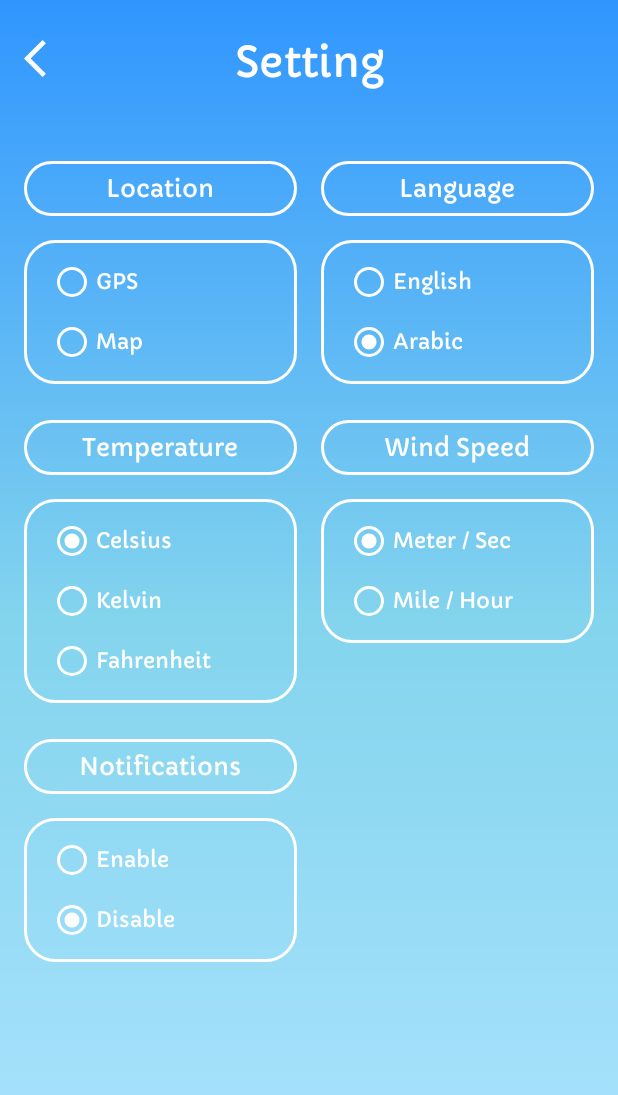
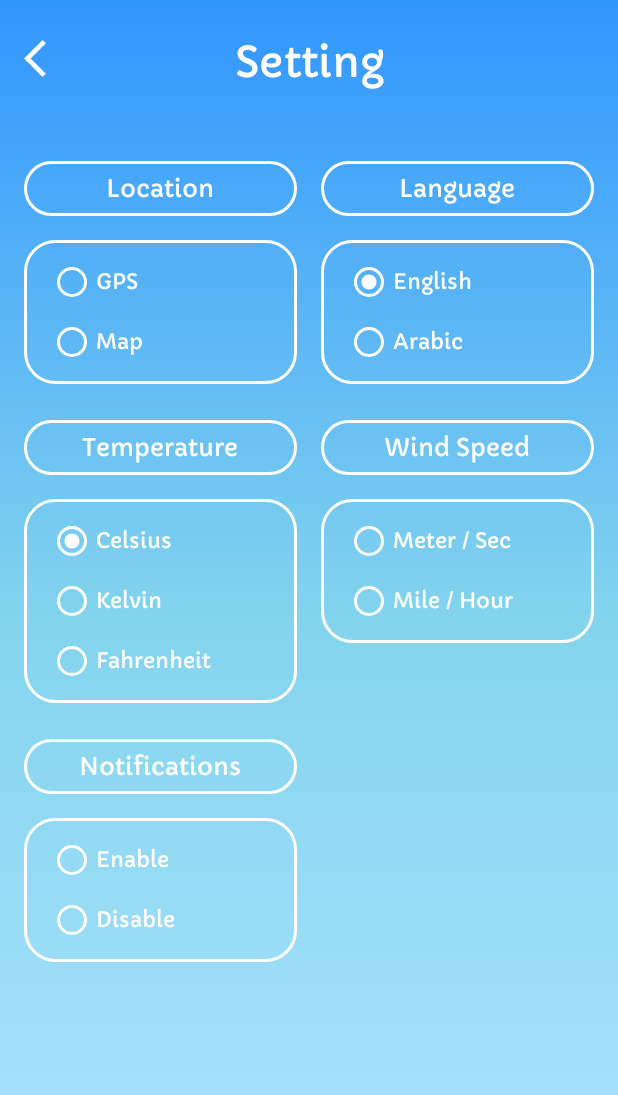
Before and after one commit to nada-99/Weather_App, an Android app: the AlertsFragment screen opened through its navigation route, in the side drawer, after a tap on "Setting", on a phone screen of 412 x 824 dp. Shown: the top 1095 px of the screen. Run offline under Robolectric (Android 15) with nearby library versions, the phone set to English and light mode, and no system bars; our stand-ins replace navigation-ui; network calls fail; Roboto replaces fonts that are not available here; 1 statement that could not run was skipped.

Commit message:
change language and units using setting options

```diff
--- a/app/src/main/java/com/example/weatherapp/model/Repository.kt
+++ b/app/src/main/java/com/example/weatherapp/model/Repository.kt
@@ -23,8 +23,8 @@ class Repository private constructor(
 
     override suspend fun getWeatherResponseFromApi(latitude: Double, longitude: Double): Flow<WeatherResponse> {
         val sharedPreference = context.getSharedPreferences(Constants.SP_Key, Context.MODE_PRIVATE)
-        val lang =  sharedPreference.getString(Constants.language,"")!!
-        val units =  sharedPreference.getString(Constants.unit,"")!!
+        var lang = sharedPreference.getString(Constants.language, Constants.Language_Enum.en.toString())!!
+        var units = sharedPreference.getString(Constants.unit,Constants.Units_Enum.metric.toString())!!
         return flowOf(remoteSource.getWeatherFromApi(latitude, longitude, lang, units))
     }
 
--- a/app/src/main/java/com/example/weatherapp/ui/MainActivity.kt
+++ b/app/src/main/java/com/example/weatherapp/ui/MainActivity.kt
@@ -42,11 +42,6 @@ class MainActivity : AppCompatActivity() {
         navController = findNavController(this, R.id.nav_host_fragment)
         setupWithNavController(navigationView, navController)
 
-        val sharedPreference = applicationContext.getSharedPreferences(Constants.SP_Key, Context.MODE_PRIVATE)
-        val lang =  sharedPreference.getString(Constants.language,"")!!
-        val units =  sharedPreference.getString(Constants.unit,"")!!
-        //Log.i("sharedPreference", "$lang + $units")
-        println("$lang + $units")
     }
 
     override fun onOptionsItemSelected(item: MenuItem): Boolean {
--- a/app/src/main/java/com/example/weatherapp/ui/alerts/AlertsFragment.kt
+++ b/app/src/main/java/com/example/weatherapp/ui/alerts/AlertsFragment.kt
@@ -6,9 +6,13 @@ import android.view.View
 import android.view.ViewGroup
 import androidx.appcompat.app.AppCompatActivity
 import androidx.fragment.app.Fragment
+import androidx.navigation.Navigation
 import com.example.weatherapp.R
+import com.example.weatherapp.databinding.FragmentAlertsBinding
 
 class AlertsFragment : Fragment() {
+
+    lateinit var binding: FragmentAlertsBinding
     override fun onCreate(savedInstanceState: Bundle?) {
         super.onCreate(savedInstanceState)
     }
@@ -26,7 +30,16 @@ class AlertsFragment : Fragment() {
         savedInstanceState: Bundle?
     ): View? {
         // Inflate the layout for this fragment
-        return inflater.inflate(R.layout.fragment_alerts, container, false)
+        binding = FragmentAlertsBinding.inflate(inflater, container, false)
+        return binding.root
+    }
+
+    override fun onViewCreated(view: View, savedInstanceState: Bundle?) {
+        super.onViewCreated(view, savedInstanceState)
+
+        binding.backAlerts.setOnClickListener {
+            Navigation.findNavController(view).navigate(R.id.action_alertsFragment_to_homeFragment)
+        }
     }
 
 }
--- a/app/src/main/java/com/example/weatherapp/ui/home/view/HomeFragment.kt
+++ b/app/src/main/java/com/example/weatherapp/ui/home/view/HomeFragment.kt
@@ -21,6 +21,7 @@ import com.example.weatherapp.network.APIState
 import com.example.weatherapp.network.WeatherClient
 import com.example.weatherapp.ui.home.viewmodel.HomeViewModel
 import com.example.weatherapp.ui.home.viewmodel.HomeViewModelFactory
+import kotlinx.coroutines.flow.collectLatest
 import kotlinx.coroutines.launch
 
 class HomeFragment : Fragment() {
@@ -65,20 +66,23 @@ class HomeFragment : Fragment() {
         )
         viewModel = ViewModelProvider(this, myFactory).get(HomeViewModel::class.java)
 
+        viewModel.getWeatherData()
+
         lifecycleScope.launch {
-            viewModel.weatherData.collect { result ->
+            viewModel.weatherData.collectLatest { result ->
                 when (result) {
                     is APIState.Loading -> {
                         Log.i("LOADING", "LOADING: ")
 //                        binding.recyclerView.visibility=View.GONE
-//                        binding.progressBar.visibility=View.VISIBLE
-
+                        binding.progressBar.visibility = View.VISIBLE
                     }
                     is APIState.Success -> {
+                        binding.progressBar.visibility = View.GONE
                         fitWeatherDataToUi(result.data)
 //                        Log.i("DATAAAA", "$weatherData")
                     }
                     else -> {
+                        binding.progressBar.visibility = View.GONE
                         Log.i("ERRRRORR", "ERRRRORR: ")
                     }
                 }
--- a/app/src/main/java/com/example/weatherapp/ui/setting/SettingFragment.kt
+++ b/app/src/main/java/com/example/weatherapp/ui/setting/SettingFragment.kt
@@ -1,17 +1,18 @@
 package com.example.weatherapp.ui.setting
 
+import android.content.Context
+import android.content.SharedPreferences
 import android.os.Bundle
-import androidx.fragment.app.Fragment
 import android.view.LayoutInflater
 import android.view.View
 import android.view.ViewGroup
+import android.widget.RadioButton
 import androidx.appcompat.app.AppCompatActivity
+import androidx.fragment.app.Fragment
+import androidx.navigation.Navigation.findNavController
 import com.example.weatherapp.Constants
 import com.example.weatherapp.R
 import com.example.weatherapp.databinding.FragmentSettingBinding
-import android.content.Context
-import android.content.SharedPreferences
-import android.widget.RadioButton
 
 class SettingFragment : Fragment() {
 
@@ -50,6 +51,12 @@ class SettingFragment : Fragment() {
 
     override fun onViewCreated(view: View, savedInstanceState: Bundle?) {
         super.onViewCreated(view, savedInstanceState)
+
+        checkRadioButton()
+
+        binding.backSetting.setOnClickListener {
+            findNavController(view).navigate(R.id.action_settingFragment_to_homeFragment)
+        }
 
         binding.languageRadioGroup.setOnCheckedChangeListener { group, checkedId ->
             langRadioButton = view.findViewById<View>(checkedId) as RadioButton
@@ -91,5 +98,28 @@ class SettingFragment : Fragment() {
         }
     }
 
+    fun checkRadioButton() {
+        val sharedPreference =
+            requireActivity().getSharedPreferences(Constants.SP_Key, Context.MODE_PRIVATE)
+        var lang = sharedPreference.getString(Constants.language, Constants.Language_Enum.en.toString())
+        var units = sharedPreference.getString(Constants.unit,Constants.Units_Enum.metric.toString())
+        if (lang == Constants.Language_Enum.en.toString()) {
+            binding.languageRadioGroup.check(binding.engSubRadioButton.id)
+        }
+        if (lang == Constants.Language_Enum.ar.toString()) {
+            binding.languageRadioGroup.check(binding.arSubRadioButton.id)
+        }
+        if (units == Constants.Units_Enum.metric.toString()) {
+            binding.temperatureRadioGroup.check(binding.celsiusRadioButton.id)
+        }
+        if (units == Constants.Units_Enum.imperial.toString()) {
+            binding.temperatureRadioGroup.check(binding.fahrenheitRadioButton.id)
+        }
+        if (units == Constants.Units_Enum.standard.toString()) {
+            binding.temperatureRadioGroup.check(binding.kelvinRadioButton.id)
+        }
+
+    }
+
 
 }
--- a/app/src/main/java/com/example/weatherapp/ui/splash/SplashActivity.kt
+++ b/app/src/main/java/com/example/weatherapp/ui/splash/SplashActivity.kt
@@ -27,7 +27,7 @@ class SplashActivity : AppCompatActivity() {
         if (isFirstTime) {
             val editor = sharedPreferences.edit()
             editor.putBoolean(Constants.firstTime, false)
-            editor.putString(Constants.language, Constants.Language_Enum.ar.toString())
+            editor.putString(Constants.language, Constants.Language_Enum.en.toString())
             editor.putString(Constants.unit, Constants.Units_Enum.metric.toString())
             editor.putString(Constants.windSpeed, Constants.WindSpeed_Enum.meter.toString())
             editor.commit()
--- a/app/src/main/res/layout/fragment_setting.xml
+++ b/app/src/main/res/layout/fragment_setting.xml
@@ -189,8 +189,7 @@
             android:buttonTint="@color/white"
             android:fontFamily="@font/capriola"
             android:text="@string/arabic"
-            android:textColor="@color/white"
-            android:checked="true"/>
+            android:textColor="@color/white" />
 
     </RadioGroup>
 
@@ -215,8 +214,7 @@
             android:buttonTint="@color/white"
             android:fontFamily="@font/capriola"
             android:text="@string/celsius"
-            android:textColor="@color/white"
-            android:checked="true"/>
+            android:textColor="@color/white"/>
 
         <RadioButton
             android:id="@+id/kelvin_radio_button"
@@ -261,8 +259,7 @@
             android:buttonTint="@color/white"
             android:fontFamily="@font/capriola"
             android:text="@string/meter_sec"
-            android:textColor="@color/white"
-            android:checked="true"/>
+            android:textColor="@color/white"/>
 
         <RadioButton
             android:id="@+id/mile_radio_button"
@@ -308,8 +305,7 @@
             android:buttonTint="@color/white"
             android:fontFamily="@font/capriola"
             android:text="@string/disable"
-            android:textColor="@color/white"
-            android:checked="true"/>
+            android:textColor="@color/white"/>
     </RadioGroup>
 
 </androidx.constraintlayout.widget.ConstraintLayout>
--- a/app/src/main/res/navigation/nav_drawer.xml
+++ b/app/src/main/res/navigation/nav_drawer.xml
@@ -12,14 +12,26 @@
     <fragment
         android:id="@+id/settingFragment"
         android:name="com.example.weatherapp.ui.setting.SettingFragment"
-        android:label="SettingFragment" />
+        android:label="SettingFragment" >
+        <action
+            android:id="@+id/action_settingFragment_to_homeFragment"
+            app:destination="@id/homeFragment" />
+    </fragment>
     <fragment
         android:id="@+id/favoriteFragment"
         android:name="com.example.weatherapp.ui.favorite.FavoriteFragment"
-        android:label="FavoriteFragment" />
+        android:label="FavoriteFragment" >
+        <action
+            android:id="@+id/action_favoriteFragment_to_homeFragment"
+            app:destination="@id/homeFragment" />
+    </fragment>
     <fragment
         android:id="@+id/alertsFragment"
         android:name="com.example.weatherapp.ui.alerts.AlertsFragment"
         android:label="fragment_alerts"
-        tools:layout="@layout/fragment_alerts" />
+        tools:layout="@layout/fragment_alerts" >
+        <action
+            android:id="@+id/action_alertsFragment_to_homeFragment"
+            app:destination="@id/homeFragment" />
+    </fragment>
 </navigation>
```
Also changed, not shown: app/src/main/java/com/example/weatherapp/ui/favorite/FavoriteFragment.kt (+14 -2 lines), app/src/main/java/com/example/weatherapp/ui/home/viewmodel/HomeViewModel.kt (+8 -5 lines), app/src/main/res/layout/fragment_home.xml (+14 -1 lines).
